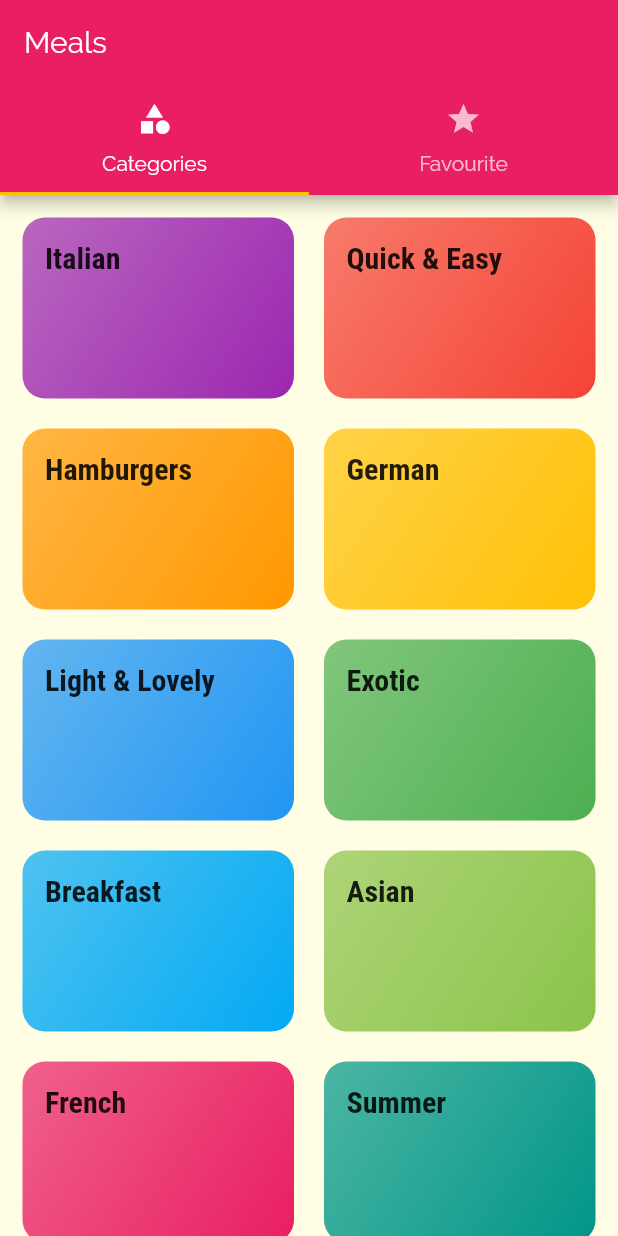
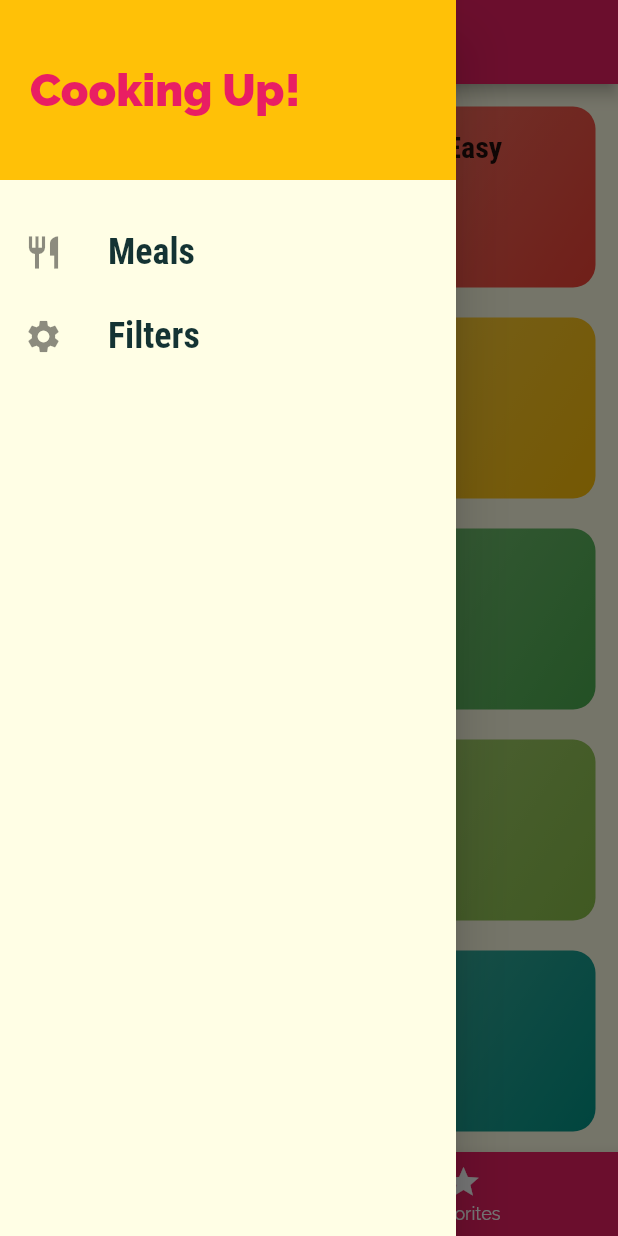
Before and after one commit to kkkhaled/flutter-meal-app, a Flutter app: the screen it shows after launch, with the side drawer open (before the commit the screen has no drawer), on a phone screen of 412 x 824 dp. Run offline on Flutter 3.47's test engine with Material 2 defaults, Android fonts, the phone set to English and light mode, and no system bars.

Commit message:
end app meal

```diff
--- a/lib/main.dart
+++ b/lib/main.dart
@@ -1,12 +1,69 @@
 import 'package:flutter/material.dart';
-import 'package:meals_app/screens/tabs_screen.dart';
+import './models/meal.dart';
+import './dummy_data.dart.dart';
+import './screens/filters_screen.dart';
+import './screens/tabs_screen.dart';
 import './screens/meal_detail_screen.dart';
 import './screens/category_meals_screen.dart';
 import './screens/categories_screen.dart';
 
 void main() => runApp(MyApp());
 
-class MyApp extends StatelessWidget {
+class MyApp extends StatefulWidget {
+  @override
+  _MyAppState createState() => _MyAppState();
+}
+
+class _MyAppState extends State<MyApp> {
+  Map<String, bool> _filters = {
+    'gluten': false,
+    'lactose': false,
+    'vegan': false,
+    'vegetarian': false
+  };
+
+  List<Meal> _availableMeals = DUMMY_MEALS;
+  List<Meal> _favoriteMeals = [];
+  void _setFilters(Map<String, bool> filterData) {
+    setState(() {
+      _filters = filterData;
+      _availableMeals = DUMMY_MEALS.where((meal) {
+        if (_filters['gluten'] && !meal.isGlutenFree) {
+          return false;
+        }
+        if (_filters['lactose'] && !meal.isLactoseFree) {
+          return false;
+        }
+        if (_filters['vegan'] && !meal.isVegan) {
+          return false;
+        }
+        if (_filters['vegetarian'] && !meal.isVegetarian) {
+          return false;
+        }
+        return true;
+      }).toList();
+    });
+  }
+
+  void _toggleFavorite(String mealId) {
+    final existingIndex =
+        _favoriteMeals.indexWhere((meal) => meal.id == mealId);
+
+    if (existingIndex >= 0) {
+      setState(() {
+        _favoriteMeals.removeAt(existingIndex);
+      });
+    } else {
+      setState(() {
+        _favoriteMeals.add(DUMMY_MEALS.firstWhere((meal) => meal.id == mealId));
+      });
+    }
+  }
+
+  bool _isMealFavorite(String id) {
+    return _favoriteMeals.any((meal) => meal.id == id);
+  }
+
   @override
   Widget build(BuildContext context) {
     return MaterialApp(
@@ -32,9 +89,12 @@ class MyApp extends StatelessWidget {
       //home: CategoriesScreen(),
       initialRoute: '/',
       routes: {
-        '/': (ctx) => TabScreen(),
-        CategoryMealsScreen.routeName: (ctx) => CategoryMealsScreen(),
-        MealDetailScreen.routeName: (ctx) => MealDetailScreen()
+        '/': (ctx) => TabScreen(_favoriteMeals),
+        CategoryMealsScreen.routeName: (ctx) =>
+            CategoryMealsScreen(_availableMeals),
+        MealDetailScreen.routeName: (ctx) =>
+            MealDetailScreen(_toggleFavorite, _isMealFavorite),
+        FiltersScreen.routeName: (ctx) => FiltersScreen(_filters, _setFilters)
       },
     );
   }
--- a/lib/screens/tabs_screen.dart
+++ b/lib/screens/tabs_screen.dart
@@ -1,37 +1,68 @@
 import 'package:flutter/material.dart';
+import '../models/meal.dart';
+import '../widgets/main_drawer.dart';
 import '../screens/favorite_screen.dart';
 import '../screens/categories_screen.dart';
 
 class TabScreen extends StatefulWidget {
+  final List<Meal> favoriteMeals;
+  TabScreen(this.favoriteMeals);
   @override
   _TabScreenState createState() => _TabScreenState();
 }
 
 class _TabScreenState extends State<TabScreen> {
+  List<Map<String, Object>> _pages;
+  int _selectedPageIndex = 0;
+
+  void _selectPage(int index) {
+    setState(() {
+      _selectedPageIndex = index;
+    });
+  }
+
+  @override
+  void initState() {
+    _pages = [
+      {
+        'page': CategoriesScreen(),
+        'title': 'Categories',
+      },
+      {
+        'page': FavoriteScreen(widget.favoriteMeals),
+        'title': 'Your Favorite',
+      },
+    ];
+    super.initState();
+  }
+
   @override
   Widget build(BuildContext context) {
-    return DefaultTabController(
-      length: 2,
-      initialIndex: 0,
-      child: Scaffold(
-        appBar: AppBar(
-          title: Text('Meals'),
-          bottom: TabBar(
-            tabs: [
-              Tab(
-                icon: Icon(Icons.category),
-                text: 'Categories',
-              ),
-              Tab(
-                icon: Icon(Icons.star),
-                text: 'Favourite',
-              )
-            ],
+    return Scaffold(
+      appBar: AppBar(
+        title: Text(_pages[_selectedPageIndex]['title']),
+      ),
+      drawer: MainDrawer(),
+      body: _pages[_selectedPageIndex]['page'],
+      bottomNavigationBar: BottomNavigationBar(
+        onTap: _selectPage,
+        backgroundColor: Theme.of(context).primaryColor,
+        unselectedItemColor: Colors.white,
+        selectedItemColor: Theme.of(context).accentColor,
+        currentIndex: _selectedPageIndex,
+        // type: BottomNavigationBarType.fixed,
+        items: [
+          BottomNavigationBarItem(
+            backgroundColor: Theme.of(context).primaryColor,
+            icon: Icon(Icons.category),
+            title: Text('Categories'),
           ),
-        ),
-        body: TabBarView(
-          children: [CategoriesScreen(), FavoriteScreen()],
-        ),
+          BottomNavigationBarItem(
+            backgroundColor: Theme.of(context).primaryColor,
+            icon: Icon(Icons.star),
+            title: Text('Favorites'),
+          ),
+        ],
       ),
     );
   }
--- /dev/null
+++ b/lib/widgets/main_drawer.dart
@@ -0,0 +1,54 @@
+import 'package:flutter/material.dart';
+import '../screens/filters_screen.dart';
+
+class MainDrawer extends StatelessWidget {
+  Widget buildListTile(String title, IconData icon, Function tabHandler) {
+    return ListTile(
+        leading: Icon(
+          icon,
+          size: 26,
+        ),
+        title: Text(
+          title,
+          style: TextStyle(
+            fontFamily: 'RobotoCondensed',
+            fontSize: 24,
+            fontWeight: FontWeight.bold,
+          ),
+        ),
+        onTap: tabHandler);
+  }
+
+  @override
+  Widget build(BuildContext context) {
+    return Drawer(
+      child: Column(
+        children: <Widget>[
+          Container(
+            height: 120,
+            width: double.infinity,
+            padding: EdgeInsets.all(20),
+            alignment: Alignment.centerLeft,
+            color: Theme.of(context).accentColor,
+            child: Text(
+              'Cooking Up!',
+              style: TextStyle(
+                  fontWeight: FontWeight.w900,
+                  fontSize: 30,
+                  color: Theme.of(context).primaryColor),
+            ),
+          ),
+          SizedBox(
+            height: 20,
+          ),
+          buildListTile('Meals', Icons.restaurant, () {
+            Navigator.of(context).pushReplacementNamed('/');
+          }),
+          buildListTile('Filters', Icons.settings, () {
+            Navigator.of(context).pushReplacementNamed(FiltersScreen.routeName);
+          }),
+        ],
+      ),
+    );
+  }
+}
```
Also changed, not shown: lib/screens/category_meals_screen.dart (+46 -20 lines), lib/screens/favorite_screen.dart (+24 -1 lines), lib/screens/filters_screen.dart (added, +108 -0 lines), lib/screens/meal_detail_screen.dart (+10 -1 lines), lib/widgets/meal_item.dart (+17 -8 lines).
